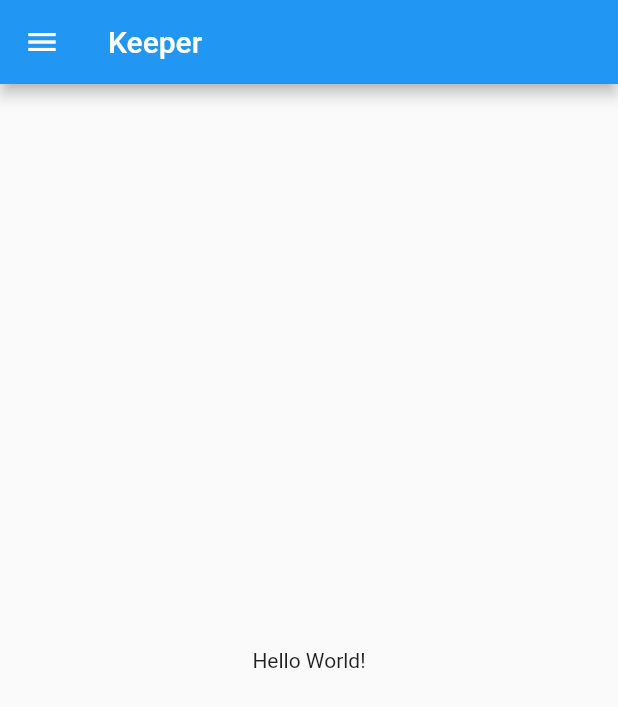
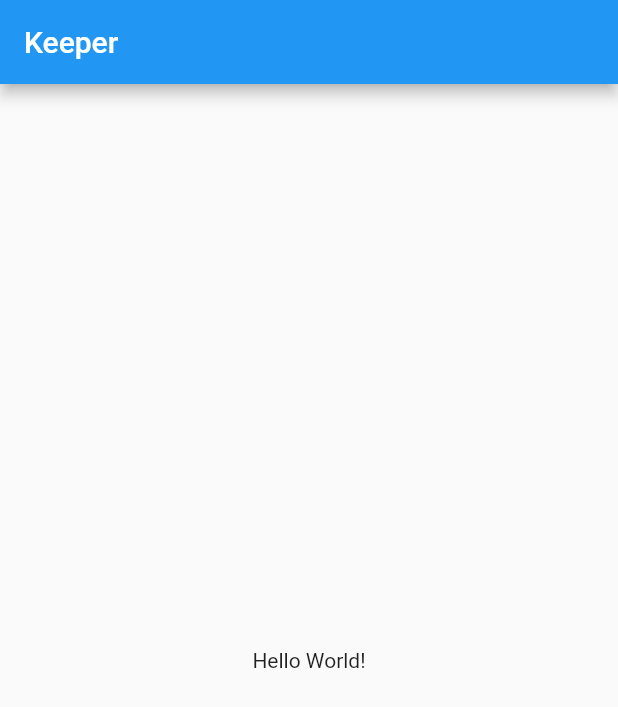
Before and after one commit to vemarav/keeper, a Flutter app: the screen it shows after launch, on a phone screen of 412 x 824 dp. Shown: the top 707 px of the screen. Run offline on Flutter 3.47's test engine with Material 2 defaults, Android fonts, the phone set to English and light mode, and no system bars.

```diff
--- a/lib/main.dart
+++ b/lib/main.dart
@@ -15,13 +15,14 @@ class Keeper extends StatelessWidget {
 
 
 class KeeperDrawer extends StatelessWidget {
-	// Initialize Drawer and pass it Scaffold
-	Drawer drawer = new Drawer();
+	// TODO (1) Initialize Drawer
+	// Drawer drawer = new Drawer();
+	// TODO (2) Pass it to Scaffold Constructor
 
   @override
   Widget build(BuildContext context) {
     return new Scaffold(
-	    drawer: drawer, // drawer
+	    //drawer: drawer
 	    appBar: new AppBar(
 		    title: new Text('Keeper'),
 	    ),
```
